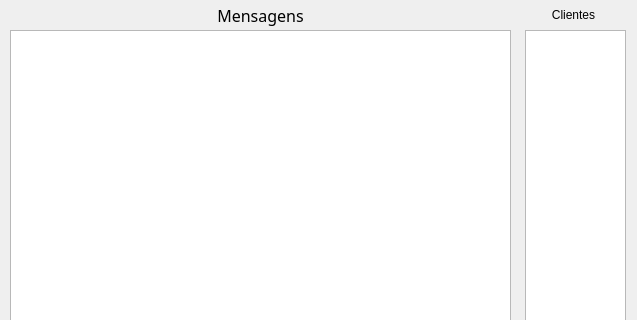
Before: the Qt Designer form ui/server.ui in ryukinix/python-chat, drawn with Qt 5; both pictures show x 0 to 637 and y 0 to 320 of the 637 by 480 pixel window.
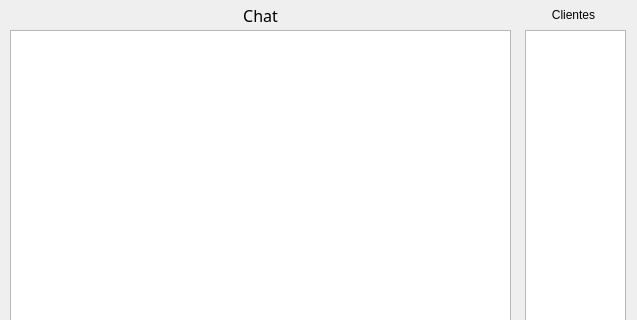
After: the same form once the commit is applied.

The edit to the form file:
```diff
--- a/ui/server.ui
+++ b/ui/server.ui
@@ -99,7 +99,7 @@
 }</string>
     </property>
     <property name="text">
-     <string>Mensagens</string>
+     <string>Chat</string>
     </property>
     <property name="alignment">
      <set>Qt::AlignCenter</set>
```
Left out of the diff: 4 changed lines with no effect on the pictures.
